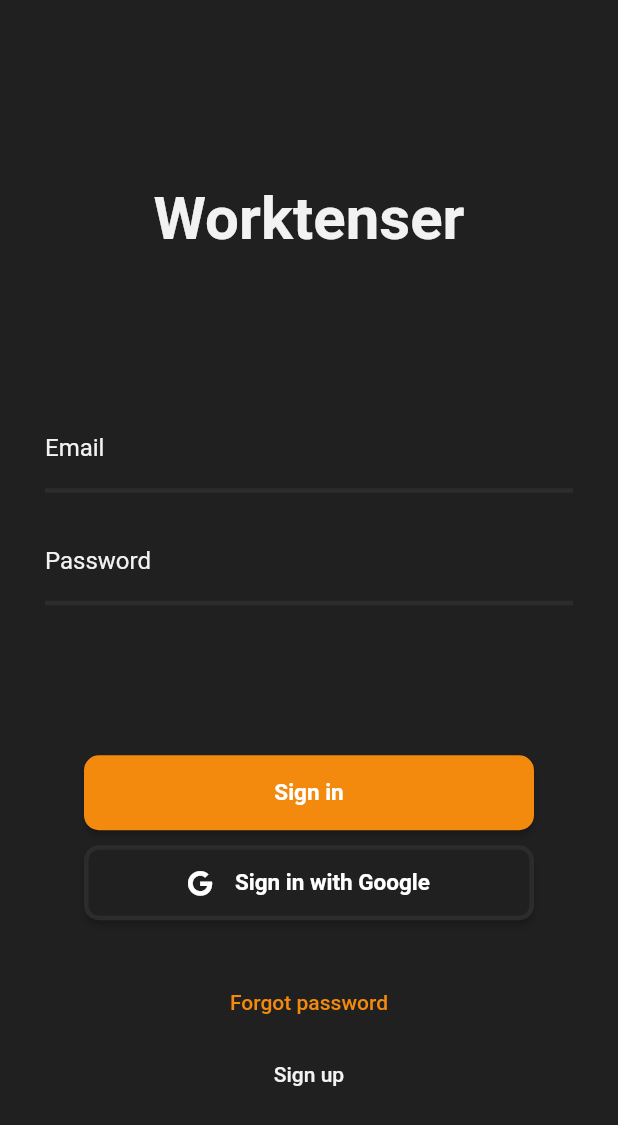
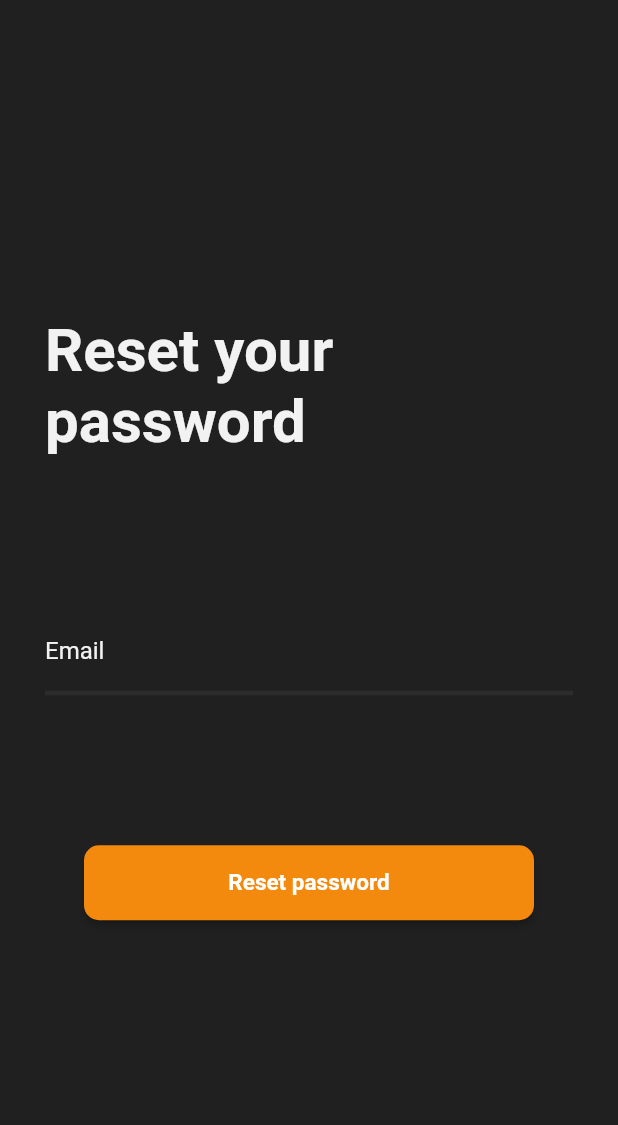
Before and after one commit to gal0wsky/Worktenser, a Flutter app: the LoginPage screen opened directly, after a tap on "Forgot password", on a phone screen of 412 x 824 dp. Shown: the top 1125 px of the screen. Run offline on Flutter 3.47's test engine with Material 2 defaults, Android fonts, the phone set to English and light mode, and no system bars; our stand-ins replace awesome_notifications, bloc, cloud_firestore, equatable, firebase_auth, firebase_core and 6 more; missing offline and left inert: flow_builder, flutter_background_service, flutter_background_service_android, flutter_background_service_ios; accounts and stored records are empty; network calls fail; statements that could not run were skipped.

Commit message:
Implementing Password reset in Firebase feature

```diff
--- a/lib/features/auth/domain/repository/auth_repository.dart
+++ b/lib/features/auth/domain/repository/auth_repository.dart
@@ -12,4 +12,5 @@ abstract class AuthRepository {
       {required LoginEntity loginInformation});
   Future<bool> signInWithGoogle();
   Future<bool> logOut();
+  Future<bool> resetPassword({required String email});
 }
--- /dev/null
+++ b/lib/features/auth/domain/usecases/reset_password.dart
@@ -0,0 +1,14 @@
+import 'package:worktenser/core/usecase/usecase.dart';
+import 'package:worktenser/features/auth/domain/repository/auth_repository.dart';
+
+class ResetPasswordUseCase extends UseCase<bool, String> {
+  final AuthRepository _authRepository;
+
+  ResetPasswordUseCase({required AuthRepository authRepository})
+      : _authRepository = authRepository;
+
+  @override
+  Future<bool> call({String? params}) {
+    return _authRepository.resetPassword(email: params!);
+  }
+}
--- /dev/null
+++ b/lib/features/auth/presentation/bloc/resetPassword/reset_password_bloc.dart
@@ -0,0 +1,35 @@
+import 'package:bloc/bloc.dart';
+import 'package:equatable/equatable.dart';
+import 'package:worktenser/features/auth/domain/usecases/reset_password.dart';
+
+part 'reset_password_event.dart';
+part 'reset_password_state.dart';
+
+class ResetPasswordBloc extends Bloc<ResetPasswordEvent, ResetPasswordState> {
+  final ResetPasswordUseCase _resetPasswordUseCase;
+
+  ResetPasswordBloc({required ResetPasswordUseCase resetPasswordUseCase})
+      : _resetPasswordUseCase = resetPasswordUseCase,
+        super(ResetPasswordInitial()) {
+    on<ResetUserPassword>(_onResetUserPassword);
+  }
+
+  Future<void> _onResetUserPassword(
+      ResetUserPassword event, Emitter<ResetPasswordState> emit) async {
+    final state = this.state;
+
+    if (state is ResetPasswordSubmitting) return;
+
+    emit(ResetPasswordSubmitting());
+
+    final resetEmailSend =
+        await _resetPasswordUseCase.call(params: event.email);
+
+    if (!resetEmailSend) {
+      emit(const ResetPasswordError(
+          message: "Couldn't send the reset password email"));
+    } else {
+      emit(ResetPasswordSuccess());
+    }
+  }
+}
--- /dev/null
+++ b/lib/features/auth/presentation/bloc/resetPassword/reset_password_event.dart
@@ -0,0 +1,17 @@
+part of 'reset_password_bloc.dart';
+
+sealed class ResetPasswordEvent extends Equatable {
+  const ResetPasswordEvent();
+
+  @override
+  List<Object> get props => [];
+}
+
+class ResetUserPassword extends ResetPasswordEvent {
+  final String email;
+
+  const ResetUserPassword({required this.email});
+
+  @override
+  List<Object> get props => [email];
+}
--- /dev/null
+++ b/lib/features/auth/presentation/bloc/resetPassword/reset_password_state.dart
@@ -0,0 +1,23 @@
+part of 'reset_password_bloc.dart';
+
+sealed class ResetPasswordState extends Equatable {
+  const ResetPasswordState();
+
+  @override
+  List<Object> get props => [];
+}
+
+final class ResetPasswordInitial extends ResetPasswordState {}
+
+final class ResetPasswordSubmitting extends ResetPasswordState {}
+
+final class ResetPasswordSuccess extends ResetPasswordState {}
+
+final class ResetPasswordError extends ResetPasswordState {
+  final String message;
+
+  const ResetPasswordError({required this.message});
+
+  @override
+  List<Object> get props => [message];
+}
--- a/lib/features/auth/presentation/pages/login_page.dart
+++ b/lib/features/auth/presentation/pages/login_page.dart
@@ -123,7 +123,7 @@ class LoginForm extends StatelessWidget {
                             'Sign up',
                             style: TextStyle(
                               fontSize: 14,
-                              color: AppColors.textPrimary,
+                              color: AppColors.callToAction,
                             ),
                           ),
                         ),
--- /dev/null
+++ b/lib/features/auth/presentation/pages/reset_password_page.dart
@@ -0,0 +1,105 @@
+import 'package:flutter/material.dart';
+import 'package:flutter_bloc/flutter_bloc.dart';
+import 'package:worktenser/config/colors.dart';
+import 'package:worktenser/features/auth/presentation/bloc/resetPassword/reset_password_bloc.dart';
+import 'package:worktenser/features/auth/presentation/widgets/email_input.dart';
+
+class ResetPasswordPage extends StatelessWidget {
+  final emailController = TextEditingController();
+
+  ResetPasswordPage({super.key});
+
+  static Route get route {
+    return MaterialPageRoute(builder: (_) => ResetPasswordPage());
+  }
+
+  static Page get page => MaterialPage(child: ResetPasswordPage());
+
+  @override
+  Widget build(BuildContext context) {
+    return Scaffold(
+      backgroundColor: AppColors.primary,
+      resizeToAvoidBottomInset: false,
+      body: BlocConsumer<ResetPasswordBloc, ResetPasswordState>(
+        listener: (context, state) {
+          if (state is ResetPasswordError) {
+            ScaffoldMessenger.of(context).showSnackBar(
+              SnackBar(
+                content: Text(state.message),
+                backgroundColor: AppColors.secondary,
+              ),
+            );
+          }
+
+          if (state is ResetPasswordSuccess) {
+            ScaffoldMessenger.of(context).showSnackBar(
+              const SnackBar(
+                content: Text('Reset password email has been sent.'),
+                backgroundColor: AppColors.secondary,
+              ),
+            );
+
+            Navigator.of(context).pop();
+          }
+        },
+        builder: (context, state) {
+          return Padding(
+            padding: const EdgeInsets.symmetric(horizontal: 30.0),
+            child: Column(
+              mainAxisAlignment: MainAxisAlignment.center,
+              children: [
+                Column(
+                  mainAxisAlignment: MainAxisAlignment.center,
+                  children: [
+                    const Padding(
+                      padding: EdgeInsets.only(bottom: 100),
+                      child: Text(
+                        'Reset your password',
+                        style: TextStyle(
+                          fontSize: 40,
+                          color: AppColors.textPrimary,
+                          fontWeight: FontWeight.bold,
+                        ),
+                      ),
+                    ),
+                    EmailInput(
+                      valueController: emailController,
+                    ),
+                    const SizedBox(
+                      height: 100,
+                    ),
+                    (() {
+                      if (state is ResetPasswordSubmitting) {
+                        return const CircularProgressIndicator();
+                      } else {
+                        return ElevatedButton(
+                          style: ElevatedButton.styleFrom(
+                            backgroundColor: AppColors.callToAction,
+                            fixedSize: const Size(300, 50),
+                            textStyle: const TextStyle(
+                              fontSize: 15,
+                              fontWeight: FontWeight.bold,
+                            ),
+                            shape: RoundedRectangleBorder(
+                              borderRadius: BorderRadius.circular(10),
+                            ),
+                          ),
+                          child: const Text('Reset password'),
+                          onPressed: () {
+                            context.read<ResetPasswordBloc>().add(
+                                ResetUserPassword(
+                                    email: emailController.value.text));
+                          },
+                        );
+                      }
+                    }()),
+                  ],
+                ),
+              ],
+            ),
+          );
+        },
+      ),
+    );
+  }
+}
--- a/lib/features/auth/presentation/widgets/forgot_password_button.dart
+++ b/lib/features/auth/presentation/widgets/forgot_password_button.dart
@@ -1,5 +1,6 @@
 import 'package:flutter/material.dart';
 import 'package:worktenser/config/colors.dart';
+import 'package:worktenser/features/auth/presentation/pages/reset_password_page.dart';
 
 class ForgotPasswordButton extends StatelessWidget {
   const ForgotPasswordButton({super.key});
@@ -7,13 +8,15 @@ class ForgotPasswordButton extends StatelessWidget {
   @override
   Widget build(BuildContext context) {
     return TextButton(
-      onPressed: () {},
+      onPressed: () {
+        Navigator.of(context).push(ResetPasswordPage.route);
+      },
       style: const ButtonStyle(),
       child: const Text(
         'Forgot password',
         style: TextStyle(
           fontSize: 14,
-          color: AppColors.callToAction,
+          color: AppColors.textPrimary,
         ),
       ),
     );
--- a/lib/main.dart
+++ b/lib/main.dart
@@ -9,6 +9,7 @@ import 'package:flutter_bloc/flutter_bloc.dart';
 import 'package:worktenser/bloc_observer.dart';
 import 'package:worktenser/config/routes.dart';
 import 'package:worktenser/features/auth/presentation/bloc/login/login_bloc.dart';
+import 'package:worktenser/features/auth/presentation/bloc/resetPassword/reset_password_bloc.dart';
 import 'package:worktenser/features/auth/presentation/bloc/signup/signup_bloc.dart';
 import 'package:worktenser/features/projects/presentation/bloc/project_details/project_details_bloc.dart';
 import 'package:worktenser/features/searchbar/presentation/bloc/searchbar/searchbar_bloc.dart';
@@ -101,6 +102,9 @@ class _AppState extends State<App> with WidgetsBindingObserver {
         BlocProvider<SignupBloc>(
           create: (context) => sl(),
         ),
+        BlocProvider<ResetPasswordBloc>(
+          create: (context) => sl(),
+        ),
         BlocProvider<ProjectsBloc>(
           create: (context) => sl(),
         ),
```
Also changed, not shown: lib/features/auth/data/repository/auth_repository_impl.dart (+11 -0 lines), lib/injection_container.dart (+8 -0 lines).
